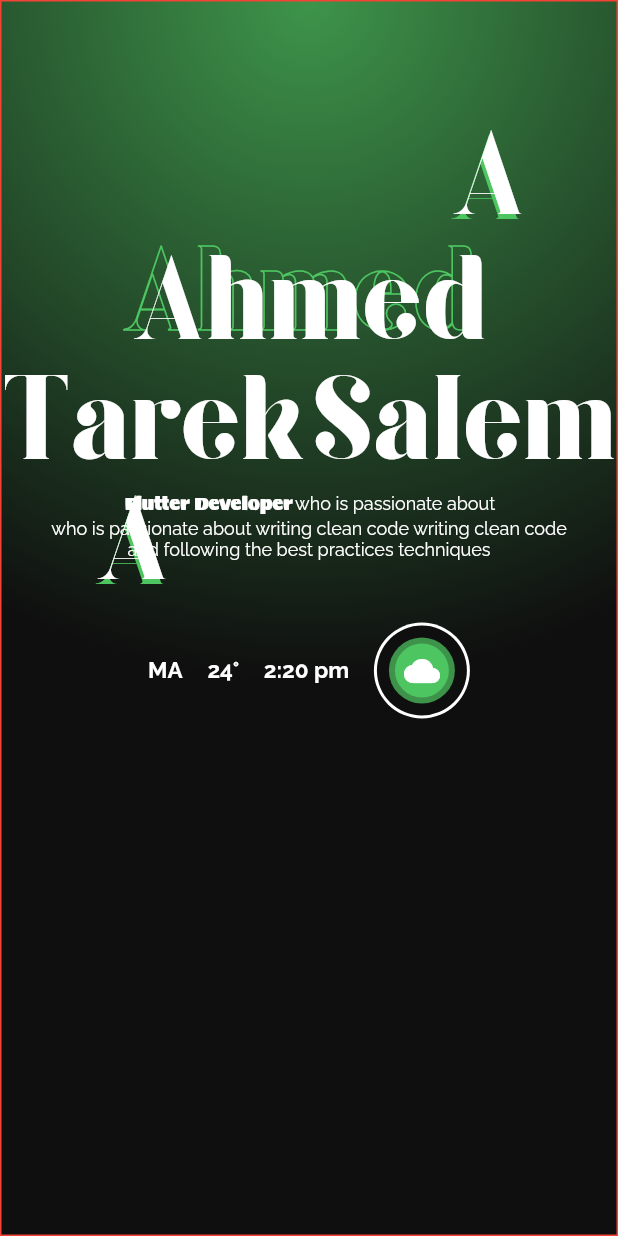
After one commit to ahmed-tarek-salem/web-portfolio, a Flutter app: the screen it shows after launch, on a phone screen of 412 x 824 dp. The commit adds this screen. Run offline on Flutter 3.47's test engine with Material 2 defaults, Android fonts, the phone set to English and light mode, and no system bars; drawn by our look-alikes of bordered_text; our stand-ins replace sizer.

Commit message:
Header refactoring

```diff
--- a/lib/main.dart
+++ b/lib/main.dart
@@ -1,6 +1,6 @@
 import 'package:flutter/material.dart';
 import 'package:personal_portfolio/constants/app_colors.dart';
-import 'package:personal_portfolio/screens/home_screen.dart';
+import 'package:personal_portfolio/presentation/modules/home/home_screen.dart';
 import 'package:sizer/sizer.dart';
 
 void main() {
@@ -15,10 +15,8 @@ class MyApp extends StatelessWidget {
     return Sizer(
       builder: ((context, orientation, deviceType) {
         final queryData =
-            MediaQueryData.fromWindow(WidgetsBinding.instance!.window);
-        final height = queryData.size.height;
+            MediaQueryData.fromWindow(WidgetsBinding.instance.window);
         final width = queryData.size.width;
-        print(width);
         return MaterialApp(
             title: 'Personal Portfolio',
             theme: ThemeData(
@@ -26,6 +24,10 @@ class MyApp extends StatelessWidget {
                 headlineLarge: TextStyle(
                     fontFamily: 'goku',
                     fontSize: width > 700 ? 130 : 80,
+                    color: AppColors.whiteColor),
+                headlineMedium: TextStyle(
+                    fontFamily: 'goku',
+                    fontSize: width > 700 ? 50 : 40,
                     color: AppColors.whiteColor),
                 bodySmall: TextStyle(
                   fontFamily: 'raleway',
--- /dev/null
+++ b/lib/presentation/modules/header/header_screen.dart
@@ -0,0 +1,57 @@
+import 'package:flutter/material.dart';
+import 'package:personal_portfolio/constants/app_colors.dart';
+import 'package:personal_portfolio/presentation/modules/header/widgets/first_name.dart';
+import 'package:personal_portfolio/presentation/modules/header/widgets/info_column.dart';
+import 'package:personal_portfolio/presentation/modules/header/widgets/second_name.dart';
+import 'package:personal_portfolio/presentation/modules/header/widgets/single_stacked_letter.dart';
+import 'package:personal_portfolio/presentation/modules/header/widgets/status_row.dart';
+import 'package:sizer/sizer.dart';
+
+class HeaderScreen extends StatelessWidget {
+  const HeaderScreen({
+    super.key,
+  });
+
+  @override
+  Widget build(BuildContext context) {
+    return Stack(
+      children: [
+        Container(
+          height: 100.h,
+          width: 100.w,
+          decoration: BoxDecoration(
+            border: Border.all(color: Colors.red),
+            gradient: const RadialGradient(
+                radius: 1.1,
+                stops: [0.01, 1],
+                center: Alignment.topCenter,
+                colors: [AppColors.greenColor, AppColors.blackColor]),
+          ),
+          child: Column(
+            crossAxisAlignment: CrossAxisAlignment.center,
+            children: [
+              SizedBox(height: 20.h),
+              const FirstName(),
+              const SecondName(),
+              Stack(
+                clipBehavior: Clip.none,
+                children: [
+                  Positioned(
+                      left: 15.w, child: const SingleStakedLetter(letter: 'A')),
+                  const InfoColumn(),
+                ],
+              ),
+              SizedBox(height: 5.h),
+              const StatusRow()
+            ],
+          ),
+        ),
+        Positioned(
+          top: 10.h,
+          right: 15.w,
+          child: const SingleStakedLetter(letter: 'A'),
+        ),
+      ],
+    );
+  }
+}
--- /dev/null
+++ b/lib/presentation/modules/header/widgets/first_name.dart
@@ -0,0 +1,24 @@
+import 'package:flutter/material.dart';
+import 'package:personal_portfolio/presentation/shared_widgets/stacked_borderd_text.dart';
+import 'package:sizer/sizer.dart';
+
+class FirstName extends StatelessWidget {
+  const FirstName({
+    super.key,
+  });
+
+  @override
+  Widget build(BuildContext context) {
+    return StackedBorderedText(
+      mainText: 'Ahmed',
+      stackedText: 'Ahmed',
+      top: -4.sp,
+      left: -5.sp,
+      stackedTextStyle: Theme.of(context)
+          .textTheme
+          .headlineLarge!
+          .copyWith(color: Colors.transparent),
+      mainTextStyle: Theme.of(context).textTheme.headlineLarge!,
+    );
+  }
+}
--- /dev/null
+++ b/lib/presentation/modules/header/widgets/info_column.dart
@@ -0,0 +1,41 @@
+
+import 'package:flutter/material.dart';
+
+class InfoColumn extends StatelessWidget {
+  const InfoColumn({
+    super.key,
+  });
+
+  @override
+  Widget build(BuildContext context) {
+    return Column(
+      children: [
+        Row(
+          mainAxisAlignment: MainAxisAlignment.center,
+          children: [
+            Text(
+              'Flutter Developer ',
+              textAlign: TextAlign.center,
+              style: Theme.of(context).textTheme.bodyLarge,
+            ),
+            Text(
+              'who is passionate about',
+              textAlign: TextAlign.center,
+              style: Theme.of(context).textTheme.bodyMedium,
+            ),
+          ],
+        ),
+        Text(
+          'who is passionate about writing clean code writing clean code',
+          textAlign: TextAlign.center,
+          style: Theme.of(context).textTheme.bodyMedium,
+        ),
+        Text(
+          'and following the best practices techniques',
+          textAlign: TextAlign.center,
+          style: Theme.of(context).textTheme.bodyMedium,
+        ),
+      ],
+    );
+  }
+}
--- /dev/null
+++ b/lib/presentation/modules/header/widgets/second_name.dart
@@ -0,0 +1,29 @@
+
+import 'package:flutter/material.dart';
+import 'package:sizer/sizer.dart';
+
+class SecondName extends StatelessWidget {
+  const SecondName({
+    super.key,
+  });
+
+  @override
+  Widget build(BuildContext context) {
+    return Row(
+      mainAxisAlignment: MainAxisAlignment.center,
+      children: [
+        Text(
+          'Tarek',
+          textAlign: TextAlign.center,
+          style: Theme.of(context).textTheme.headlineLarge,
+        ),
+        SizedBox(width: 1.w),
+        Text(
+          'Salem',
+          textAlign: TextAlign.center,
+          style: Theme.of(context).textTheme.headlineLarge,
+        )
+      ],
+    );
+  }
+}
--- /dev/null
+++ b/lib/presentation/modules/header/widgets/single_stacked_letter.dart
@@ -0,0 +1,27 @@
+import 'package:flutter/material.dart';
+import 'package:personal_portfolio/constants/app_colors.dart';
+import 'package:personal_portfolio/presentation/shared_widgets/stacked_filled_text.dart';
+import 'package:sizer/sizer.dart';
+
+class SingleStakedLetter extends StatelessWidget {
+  final String letter;
+  const SingleStakedLetter({
+    required this.letter,
+    super.key,
+  });
+
+  @override
+  Widget build(BuildContext context) {
+    return StackedFilledText(
+      mainText: letter,
+      stackedText: letter,
+      mainTextStyle: Theme.of(context).textTheme.headlineLarge!,
+      stackedTextStyle: Theme.of(context)
+          .textTheme
+          .headlineLarge!
+          .copyWith(color: AppColors.greenShadowColor),
+      bottom: -2.5.sp,
+      left: -1.sp,
+    );
+  }
+}
--- /dev/null
+++ b/lib/presentation/modules/header/widgets/status_row.dart
@@ -0,0 +1,47 @@
+
+import 'package:flutter/material.dart';
+import 'package:personal_portfolio/constants/app_colors.dart';
+import 'package:sizer/sizer.dart';
+
+class StatusRow extends StatelessWidget {
+  const StatusRow({
+    super.key,
+  });
+
+  @override
+  Widget build(BuildContext context) {
+    return Row(
+      mainAxisAlignment: MainAxisAlignment.center,
+      children: [
+        Text('MA', style: Theme.of(context).textTheme.bodySmall),
+        SizedBox(width: 4.w),
+        Text('24°', style: Theme.of(context).textTheme.bodySmall),
+        SizedBox(width: 4.w),
+        Text('2:20 pm', style: Theme.of(context).textTheme.bodySmall),
+        SizedBox(width: 4.w),
+        const CircleAvatar(
+          radius: 32,
+          backgroundColor: AppColors.whiteColor,
+          child: CircleAvatar(
+            radius: 30,
+            backgroundColor: AppColors.blackColor,
+            child: CircleAvatar(
+              radius: 22,
+              backgroundColor: AppColors.greenColor,
+              child: Center(
+                child: CircleAvatar(
+                  radius: 18,
+                  backgroundColor: AppColors.greenShadowColor,
+                  child: Icon(
+                    Icons.cloud,
+                    color: AppColors.whiteColor,
+                  ),
+                ),
+              ),
+            ),
+          ),
+        )
+      ],
+    );
+  }
+}
--- /dev/null
+++ b/lib/presentation/modules/home/home_screen.dart
@@ -0,0 +1,28 @@
+import 'package:flutter/material.dart';
+import 'package:personal_portfolio/presentation/modules/header/header_screen.dart';
+import 'package:sizer/sizer.dart';
+
+class HomeScreen extends StatelessWidget {
+  const HomeScreen({super.key});
+
+  @override
+  Widget build(BuildContext context) {
+    return Scaffold(
+      body: ListView(
+        children: [
+          const HeaderScreen(),
+          Container(
+            height: 100.h,
+            width: 100.h,
+            child: Center(
+              child: Text(
+                'PROJECT PROCESS',
+                style: Theme.of(context).textTheme.headlineMedium,
+              ),
+            ),
+          )
+        ],
+      ),
+    );
+  }
+}
--- /dev/null
+++ b/lib/presentation/shared_widgets/stacked_borderd_text.dart
@@ -0,0 +1,49 @@
+import 'package:bordered_text/bordered_text.dart';
+import 'package:flutter/material.dart';
+import 'package:personal_portfolio/constants/app_colors.dart';
+
+class StackedBorderedText extends StatelessWidget {
+  final String mainText;
+  final String stackedText;
+  final TextStyle mainTextStyle;
+  final TextStyle stackedTextStyle;
+  final double? bottom;
+  final double? right;
+  final double? left;
+  final double? top;
+
+  const StackedBorderedText({
+    required this.mainText,
+    required this.mainTextStyle,
+    required this.stackedText,
+    required this.stackedTextStyle,
+    this.bottom,
+    this.left,
+    this.right,
+    this.top,
+    super.key,
+  });
+
+  @override
+  Widget build(BuildContext context) {
+    return Stack(
+      clipBehavior: Clip.none,
+      children: [
+        Positioned(
+          top: top,
+          bottom: bottom,
+          left: left,
+          right: right,
+          child: BorderedText(
+              strokeColor: AppColors.greenShadowColor,
+              strokeWidth: 1,
+              child: Text(
+                mainText,
+                style: stackedTextStyle,
+              )),
+        ),
+        Text(mainText, textAlign: TextAlign.center, style: mainTextStyle),
+      ],
+    );
+  }
+}
--- /dev/null
+++ b/lib/presentation/shared_widgets/stacked_filled_text.dart
@@ -0,0 +1,44 @@
+import 'package:flutter/material.dart';
+
+class StackedFilledText extends StatelessWidget {
+  final String mainText;
+  final String stackedText;
+  final TextStyle mainTextStyle;
+  final TextStyle stackedTextStyle;
+  final double? bottom;
+  final double? right;
+  final double? left;
+  final double? top;
+
+  const StackedFilledText({
+    required this.mainText,
+    required this.mainTextStyle,
+    required this.stackedText,
+    required this.stackedTextStyle,
+    this.bottom,
+    this.left,
+    this.right,
+    this.top,
+    super.key,
+  });
+
+  @override
+  Widget build(BuildContext context) {
+    return Stack(
+      clipBehavior: Clip.none,
+      children: [
+        Positioned(
+          bottom: bottom,
+          left: left,
+          top: top,
+          right: right,
+          child: Text(
+            stackedText,
+            style: stackedTextStyle,
+          ),
+        ),
+        Text(mainText, textAlign: TextAlign.center, style: mainTextStyle),
+      ],
+    );
+  }
+}
--- a/lib/screens/home_screen.dart
+++ /dev/null
@@ -1,203 +0,0 @@
-import 'package:bordered_text/bordered_text.dart';
-import 'package:flutter/material.dart';
-import 'package:personal_portfolio/constants/app_colors.dart';
-import 'package:personal_portfolio/widgets/semi_circle.dart';
-import 'package:sizer/sizer.dart';
-
-class HomeScreen extends StatelessWidget {
-  const HomeScreen({super.key});
-
-  @override
-  Widget build(BuildContext context) {
-    return Scaffold(
-      body: ListView(
-        children: [
-          Stack(
-            children: [
-              Container(
-                height: 100.h,
-                width: 100.w,
-                decoration: BoxDecoration(
-                  border: Border.all(color: Colors.red),
-                  gradient: RadialGradient(
-                      radius: 1,
-                      stops: [0.01, 1],
-                      center: Alignment.topCenter,
-                      colors: [AppColors.greenColor, AppColors.blackColor]),
-                ),
-                child: Column(
-                  crossAxisAlignment: CrossAxisAlignment.center,
-                  children: [
-                    SizedBox(height: 20.h),
-                    StackedBorderedText(text: 'Ahmed'),
-                    Row(
-                      mainAxisAlignment: MainAxisAlignment.center,
-                      children: [
-                        Text(
-                          'Tarek',
-                          textAlign: TextAlign.center,
-                          style: Theme.of(context).textTheme.headlineLarge,
-                        ),
-                        SizedBox(width: 1.w),
-                        Text(
-                          'Salem',
-                          textAlign: TextAlign.center,
-                          style: Theme.of(context).textTheme.headlineLarge,
-                        )
-                      ],
-                    ),
-                    Stack(
-                      clipBehavior: Clip.none,
-                      children: [
-                        Positioned(
-                            left: 15.w, child: StackedFilledText(text: 'A')),
-                        Column(
-                          children: [
-                            Row(
-                              mainAxisAlignment: MainAxisAlignment.center,
-                              children: [
-                                Text(
-                                  'Flutter Developer ',
-                                  textAlign: TextAlign.center,
-                                  style: Theme.of(context).textTheme.bodyLarge,
-                                ),
-                                Text(
-                                  'who is passionate about',
-                                  textAlign: TextAlign.center,
-                                  style: Theme.of(context).textTheme.bodyMedium,
-                                ),
-                              ],
-                            ),
-                            Text(
-                              'who is passionate about writing clean code writing clean code',
-                              textAlign: TextAlign.center,
-                              style: Theme.of(context).textTheme.bodyMedium,
-                            ),
-                            Text(
-                              'and following the best practices techniques',
-                              textAlign: TextAlign.center,
-                              style: Theme.of(context).textTheme.bodyMedium,
-                            ),
-                          ],
-                        ),
-                      ],
-                    ),
-                    SizedBox(height: 5.h),
-                    Row(
-                      mainAxisAlignment: MainAxisAlignment.center,
-                      children: [
-                        Text('MA',
-                            style: Theme.of(context).textTheme.bodySmall),
-                        SizedBox(width: 4.w),
-                        Text('24°',
-                            style: Theme.of(context).textTheme.bodySmall),
-                        SizedBox(width: 4.w),
-                        Text('2:20 pm',
-                            style: Theme.of(context).textTheme.bodySmall),
-                        SizedBox(width: 4.w),
-                        const CircleAvatar(
-                          radius: 32,
-                          backgroundColor: AppColors.whiteColor,
-                          child: CircleAvatar(
-                            radius: 30,
-                            backgroundColor: AppColors.blackColor,
-                            child: CircleAvatar(
-                              radius: 22,
-                              backgroundColor: AppColors.greenColor,
-                              child: Center(
-                                child: CircleAvatar(
-                                  radius: 18,
-                                  backgroundColor: AppColors.greenShadowColor,
-                                  child: Icon(
-                                    Icons.cloud,
-                                    color: AppColors.whiteColor,
-                                  ),
-                                ),
-                              ),
-                            ),
-                          ),
-                        )
-                      ],
-                    )
-                  ],
-                ),
-              ),
-              Positioned(
-                top: 10.h,
-                right: 15.w,
-                child: StackedFilledText(text: 'A'),
-              ),
-            ],
-          ),
-        ],
-      ),
-    );
-  }
-}
-
-class StackedBorderedText extends StatelessWidget {
-  final String text;
-
-  const StackedBorderedText({
-    required this.text,
-    super.key,
-  });
-
-  @override
-  Widget build(BuildContext context) {
-    return Stack(
-      clipBehavior: Clip.none,
-      children: [
-        Positioned(
-          top: -4.sp,
-          left: -5.sp,
-          child: BorderedText(
-              strokeColor: AppColors.greenShadowColor,
-              strokeWidth: 1,
-              child: Text(
-                text,
-                style: Theme.of(context)
-                    .textTheme
-                    .headlineLarge!
-                    .copyWith(color: Colors.transparent),
-              )),
-        ),
-        Text(text,
-            textAlign: TextAlign.center,
-            style: Theme.of(context).textTheme.headlineLarge),
-      ],
-    );
-  }
-}
-
-class StackedFilledText extends StatelessWidget {
-  final String text;
-
-  const StackedFilledText({
-    required this.text,
-    super.key,
-  });
-
-  @override
-  Widget build(BuildContext context) {
-    return Stack(
-      clipBehavior: Clip.none,
-      children: [
-        Positioned(
-          bottom: -2.5.sp,
-          left: -1.sp,
-          child: Text(
-            text,
-            style: Theme.of(context)
-                .textTheme
-                .headlineLarge!
-                .copyWith(color: AppColors.greenShadowColor),
-          ),
-        ),
-        Text(text,
-            textAlign: TextAlign.center,
-            style: Theme.of(context).textTheme.headlineLarge),
-      ],
-    );
-  }
-}
```
Also changed, not shown: lib/presentation/shared_widgets/semi_circle.dart (renamed from lib/widgets/semi_circle.dart).
